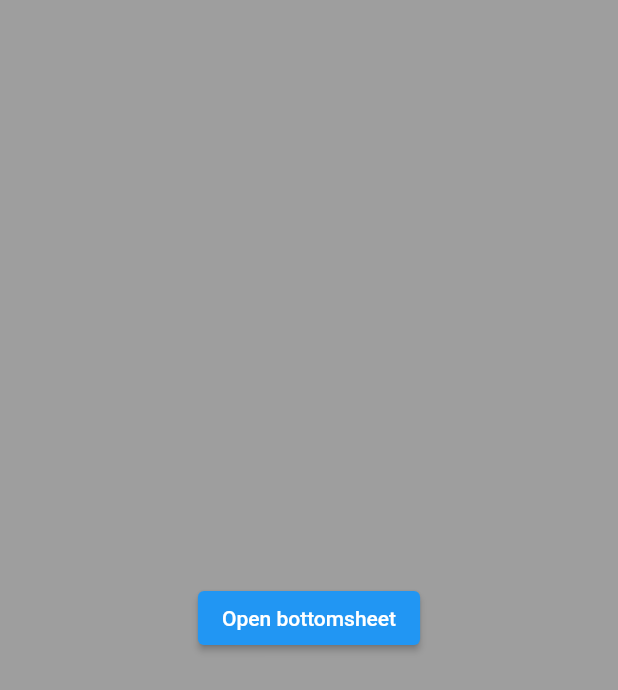
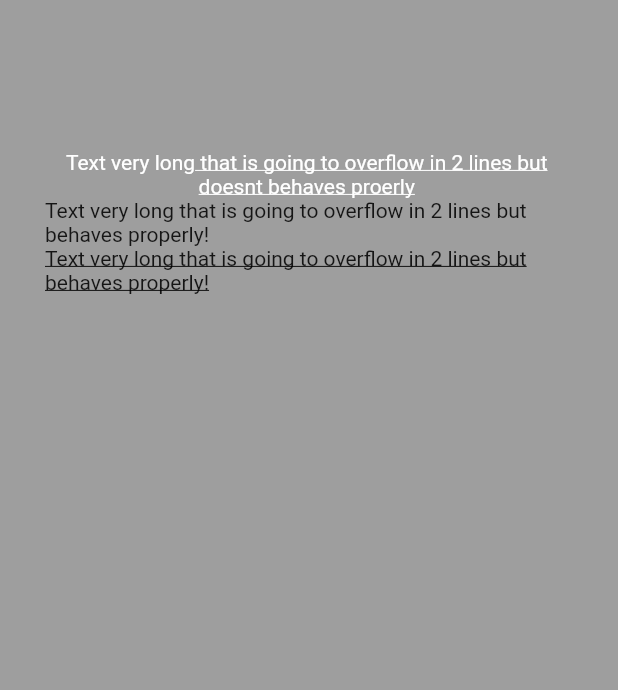
Before and after one commit to omartinma/flutter_application_3, a Flutter app: the screen it shows after launch, on a phone screen of 412 x 824 dp. Shown: the top 690 px of the screen. Run offline on Flutter 3.47's test engine with Material 2 defaults, Android fonts, the phone set to English and light mode, and no system bars.

Commit message:
Add overflow example

```diff
--- a/lib/main.dart
+++ b/lib/main.dart
@@ -10,7 +10,74 @@ class MyApp extends StatelessWidget {
     return MaterialApp(
       title: 'Flutter Demo',
       theme: ThemeData(),
-      home: HomePage(),
+      home: OverflowExample(),
+    );
+  }
+}
+
+class OverflowExample extends StatelessWidget {
+  const OverflowExample({Key? key}) : super(key: key);
+
+  @override
+  Widget build(BuildContext context) {
+    return Scaffold(
+      backgroundColor: Colors.grey,
+      body: SingleChildScrollView(
+        child: BodyExample(),
+      ),
+    );
+  }
+}
+
+class BodyExample extends StatelessWidget {
+  const BodyExample({
+    Key? key,
+  }) : super(key: key);
+
+  @override
+  Widget build(BuildContext context) {
+    return Padding(
+      padding: const EdgeInsets.symmetric(horizontal: 30),
+      child: Column(
+        mainAxisSize: MainAxisSize.min,
+        children: [
+          Container(
+            height: 100,
+            width: 300,
+          ),
+          SelectableText.rich(
+            TextSpan(
+              text: 'Text very long',
+              style: Theme.of(context).textTheme.bodyText1?.copyWith(
+                    fontWeight: FontWeight.normal,
+                    color: Colors.white,
+                  ),
+              children: <TextSpan>[
+                TextSpan(
+                  text:
+                      ' that is going to overflow in 2 lines but doesnt behaves proerly',
+                  style: const TextStyle(
+                    decoration: TextDecoration.underline,
+                  ),
+                ),
+              ],
+            ),
+            textAlign: TextAlign.center,
+          ),
+          const Text(
+            'Text very long that is going to overflow in 2 lines but behaves properly!',
+          ),
+          const Text(
+            'Text very long that is going to overflow in 2 lines but behaves properly!',
+            style: TextStyle(decoration: TextDecoration.underline),
+          ),
+          const SizedBox(height: 30),
+          Container(
+            height: 1000,
+            width: 300,
+          ),
+        ],
+      ),
     );
   }
 }
@@ -56,11 +123,6 @@ class ExampleBottomSheet extends StatelessWidget {
       child: Stack(
         children: [
           SingleChildScrollView(
-            child: Padding(
-              padding: const EdgeInsets.symmetric(
-                horizontal: 24,
-                vertical: 32,
-              ),
             child: Column(
               mainAxisSize: MainAxisSize.min,
               crossAxisAlignment: CrossAxisAlignment.center,
@@ -76,6 +138,11 @@ class ExampleBottomSheet extends StatelessWidget {
                 const SizedBox(height: 60),
                 Text(
                   'Example of text title in bottomsheet',
+                  style: theme.textTheme.headline1?.copyWith(fontSize: 32),
+                  textAlign: TextAlign.center,
+                ),
+                Text(
+                  'Let everyone know you are ',
                   style: theme.textTheme.headline1?.copyWith(fontSize: 32),
                   textAlign: TextAlign.center,
                 ),
@@ -96,7 +163,6 @@ class ExampleBottomSheet extends StatelessWidget {
               ],
             ),
           ),
-          ),
         ],
       ),
     );
```
Also changed, not shown: 1 other file. Lines whose indentation alone changed are shown as unchanged.
